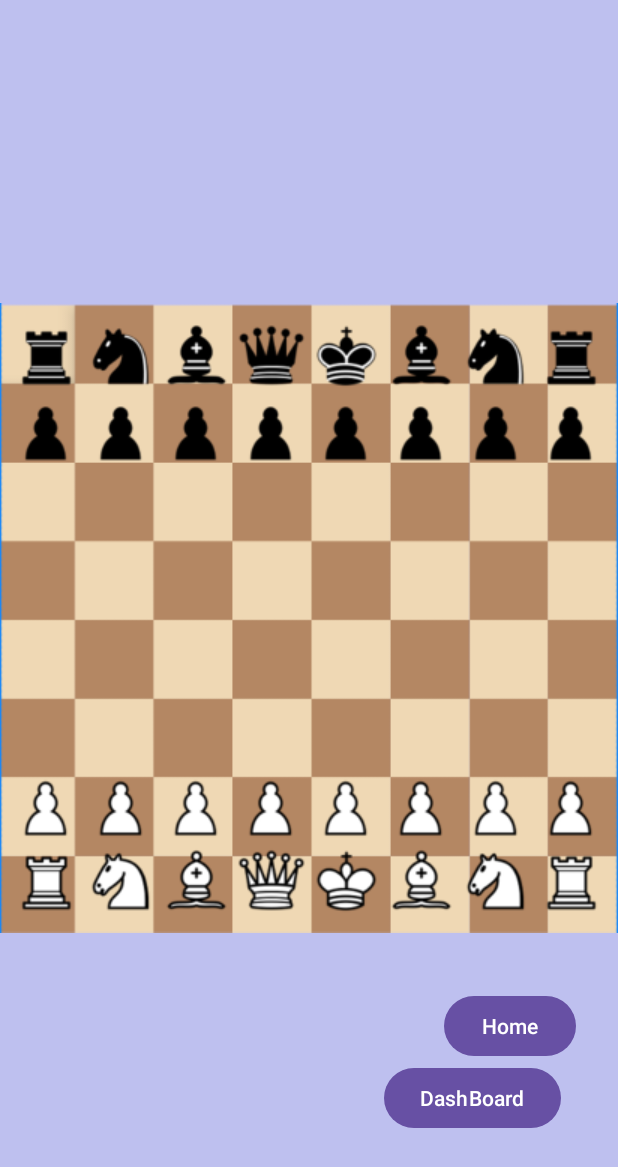
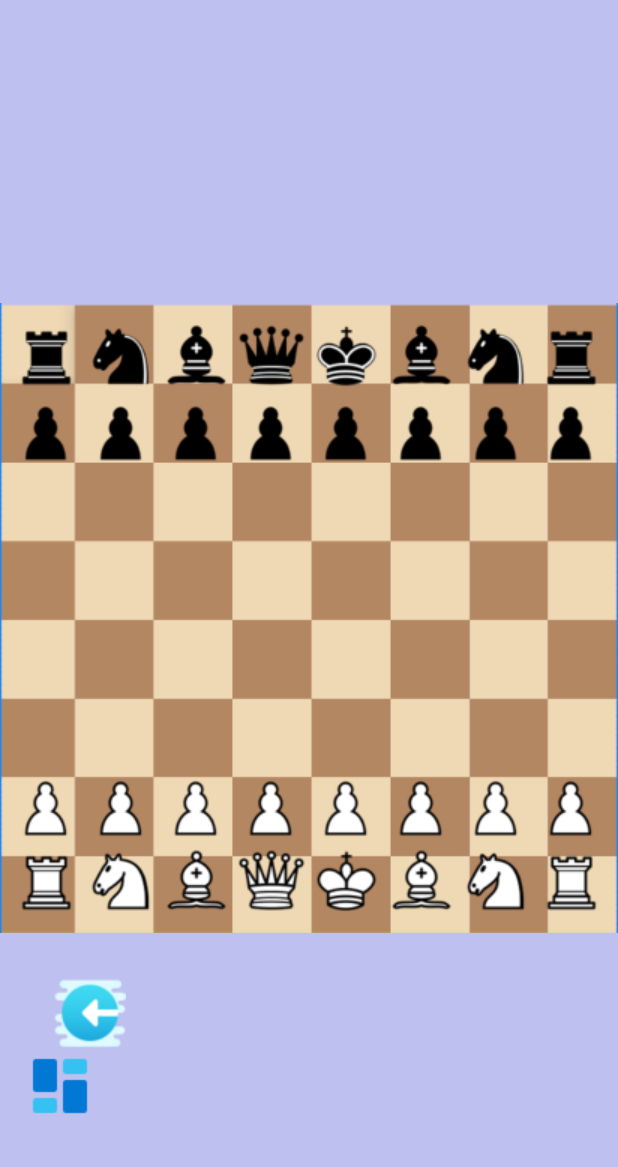
Before and after one commit to itsPiovez/CHESS, an Android app: the layout activity_game.xml on its own in the app's theme, with its tools: preview values and no code run, on a phone screen of 412 x 824 dp. Shown: the top 1167 px of the screen. Run offline under Robolectric (Android 15) with nearby library versions, the phone set to English and light mode, and no system bars.

Commit message:
Versione Online 90%

```diff
--- a/app/src/main/res/layout/activity_game.xml
+++ b/app/src/main/res/layout/activity_game.xml
@@ -1016,23 +1016,23 @@
         app:layout_constraintStart_toStartOf="parent"
         app:layout_constraintTop_toTopOf="parent" />
 
-    <Button
+    <ImageButton
         android:id="@+id/button"
-        android:layout_width="wrap_content"
-        android:layout_height="wrap_content"
-        android:layout_marginTop="660dp"
-        android:layout_marginEnd="28dp"
-        android:text="Home"
+        android:layout_width="48dp"
+        android:layout_height="48dp"
+        android:layout_marginTop="652dp"
+        android:layout_marginEnd="328dp"
+        android:background="@drawable/iconhome"
         app:layout_constraintEnd_toEndOf="parent"
         app:layout_constraintTop_toTopOf="parent" />
 
-    <Button
+    <ImageButton
         android:id="@+id/button3"
-        android:layout_width="wrap_content"
-        android:layout_height="wrap_content"
-        android:layout_marginStart="256dp"
-        android:layout_marginTop="708dp"
-        android:text="DashBoard"
+        android:layout_width="48dp"
+        android:layout_height="48dp"
+        android:layout_marginStart="16dp"
+        android:layout_marginTop="700dp"
+        android:background="@drawable/icondash"
         app:layout_constraintStart_toStartOf="parent"
         app:layout_constraintTop_toTopOf="parent" />
 </androidx.constraintlayout.widget.ConstraintLayout>
```
Also changed, not shown: app/src/main/java/com/example/chess/Game.java (+5 -2 lines), app/src/main/java/com/example/chess/Game1.java (+6 -2 lines), app/src/main/res/layout/activity_game1.xml (+12 -12 lines), app/src/main/res/drawable/icondash.png (added), app/src/main/res/drawable/iconhome.png (added).
